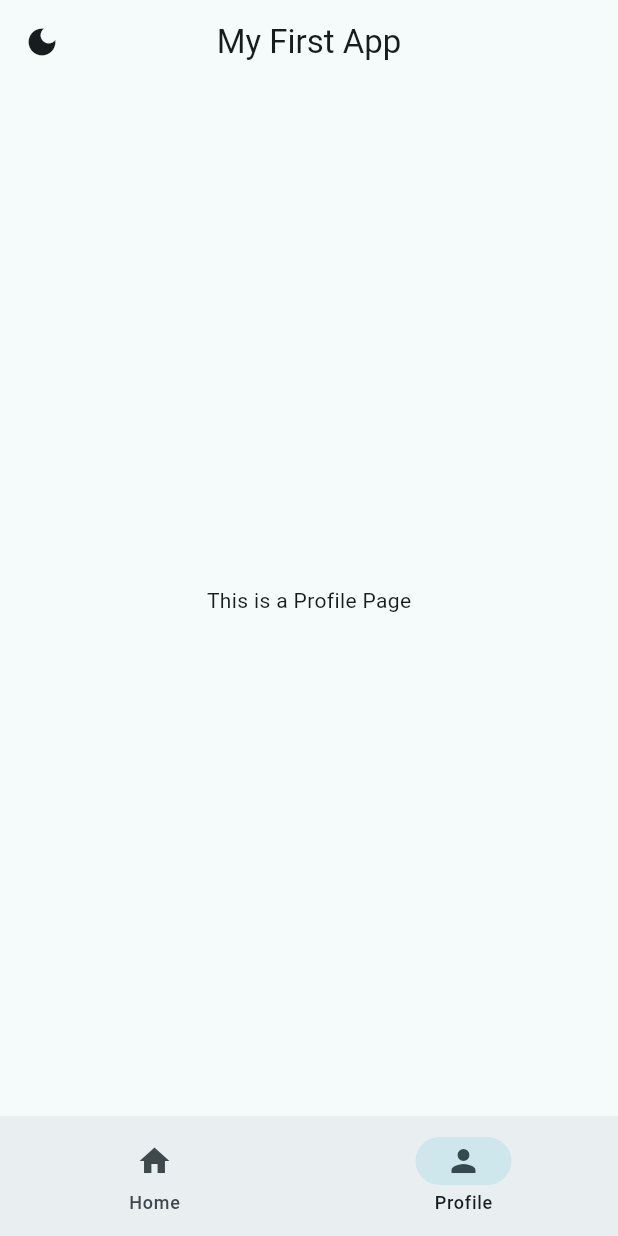
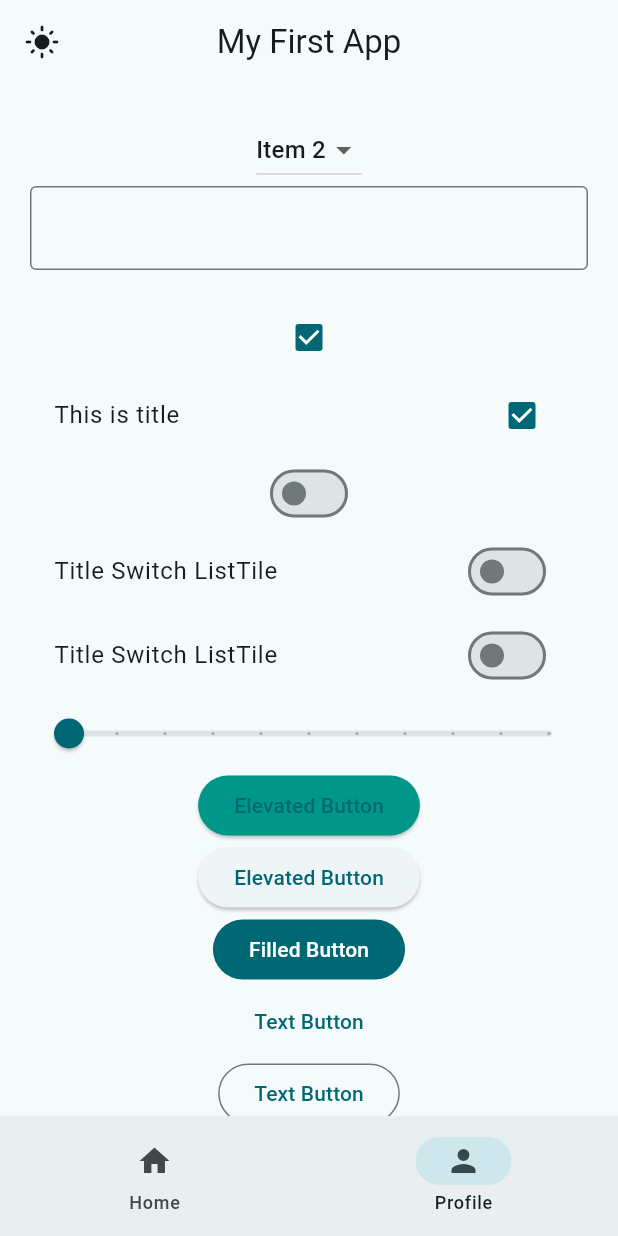
Before and after one commit to rishhi-patel/flitter_arena, a Flutter app: the screen it shows after launch, item 2 of the bottom bar chosen, on a phone screen of 412 x 824 dp. Run offline on Flutter 3.47's test engine with Material 3 defaults, Android fonts, the phone set to English and light mode, and no system bars; network calls fail.

Commit message:
Feat: Implement Profile Page UI and Widgets

```diff
--- a/lib/views/pages/profile_page.dart
+++ b/lib/views/pages/profile_page.dart
@@ -1,10 +1,129 @@
 import 'package:flutter/material.dart';
 
-class ProfilePage extends StatelessWidget {
+class ProfilePage extends StatefulWidget {
   const ProfilePage({super.key});
 
   @override
+  State<ProfilePage> createState() => _ProfilePageState();
+}
+
+class _ProfilePageState extends State<ProfilePage> {
+  TextEditingController controller = TextEditingController();
+  bool? isChecked = true;
+  bool isSwitched = false;
+  double slideValue = 0.4;
+  String? selectedValue = "e2";
+
+  @override
   Widget build(BuildContext context) {
-    return const Center(child: Text("This is a Profile Page"));
+    return SingleChildScrollView(
+      child: Padding(
+        padding: const EdgeInsets.all(20.0),
+        child: Column(
+          children: [
+            DropdownButton(
+              value: selectedValue,
+              items: [
+                DropdownMenuItem(child: Text("Item 1"), value: "e1"),
+                DropdownMenuItem(child: Text("Item 2"), value: "e2"),
+                DropdownMenuItem(child: Text("Item 3"), value: "e3"),
+              ],
+              onChanged: (String? value) =>
+                  setState(() => selectedValue = value),
+            ),
+            TextField(
+              controller: controller,
+              decoration: InputDecoration(border: OutlineInputBorder()),
+              onEditingComplete: () {
+                setState(() {});
+              },
+            ),
+            Text(controller.text),
+            Checkbox(
+              tristate: true,
+              value: isChecked,
+              onChanged: (value) {
+                setState(() {
+                  isChecked = value;
+                });
+              },
+            ),
+            CheckboxListTile(
+              tristate: true,
+              value: isChecked,
+              onChanged: (value) {
+                setState(() {
+                  isChecked = value;
+                });
+              },
+              title: Text("This is title"),
+            ),
+            Switch(
+              value: isSwitched,
+              onChanged: (value) => setState(() => isSwitched = value),
+            ),
+            SwitchListTile(
+              value: isSwitched,
+              onChanged: (value) => setState(() => isSwitched = value),
+              title: Text("Title Switch ListTile"),
+            ),
+            //provides OS level look
+            SwitchListTile.adaptive(
+              value: isSwitched,
+              onChanged: (value) => setState(() => isSwitched = value),
+              title: Text("Title Switch ListTile"),
+            ),
+            Slider(
+              max: 10.0,
+              divisions: 10,
+              value: slideValue,
+              onChanged: (value) {
+                setState(() {
+                  slideValue = value;
+                });
+              },
+            ),
+            ElevatedButton(
+              onPressed: () {},
+              style: ElevatedButton.styleFrom(backgroundColor: Colors.teal),
+              child: Text("Elevated Button"),
+            ),
+            ElevatedButton(onPressed: () {}, child: Text("Elevated Button")),
+            FilledButton(onPressed: () {}, child: Text("Filled Button")),
+            TextButton(onPressed: () {}, child: Text("Text Button")),
+            OutlinedButton(onPressed: () {}, child: Text("Text Button")),
+            CloseButton(),
+            Image.network(
+              "https://exocodelabs.tech/images/logo.png",
+              fit: BoxFit.contain,
+              height: 300,
+              width: 300,
+            ),
+            GestureDetector(
+              onTap: () {
+                print("Tapped");
+              },
+              child: Image.network(
+                "https://exocodelabs.tech/images/logo.png",
+                fit: BoxFit.contain,
+                height: 300,
+                width: 300,
+              ),
+            ),
+            InkWell(
+              splashColor: Colors.teal,
+              onTap: () {
+                print("Tapped");
+              },
+              child: Container(
+                height: 300,
+                width: double.infinity,
+                color: Colors.white12,
+              ),
+            ),
+          ],
+        ),
+      ),
+    );
   }
 }
--- a/lib/views/pages/widget_tree.dart
+++ b/lib/views/pages/widget_tree.dart
@@ -20,7 +20,7 @@ class WidgetTree extends StatelessWidget {
           onPressed: () {
             appState.toggleTheme();
           },
-          icon: Icon(Icons.dark_mode),
+          icon: Icon(appState.isDarkTheme ? Icons.dark_mode : Icons.light_mode),
         ),
         title: Text("My First App"),
         centerTitle: true,
```
Also changed, not shown: 1 other file.
